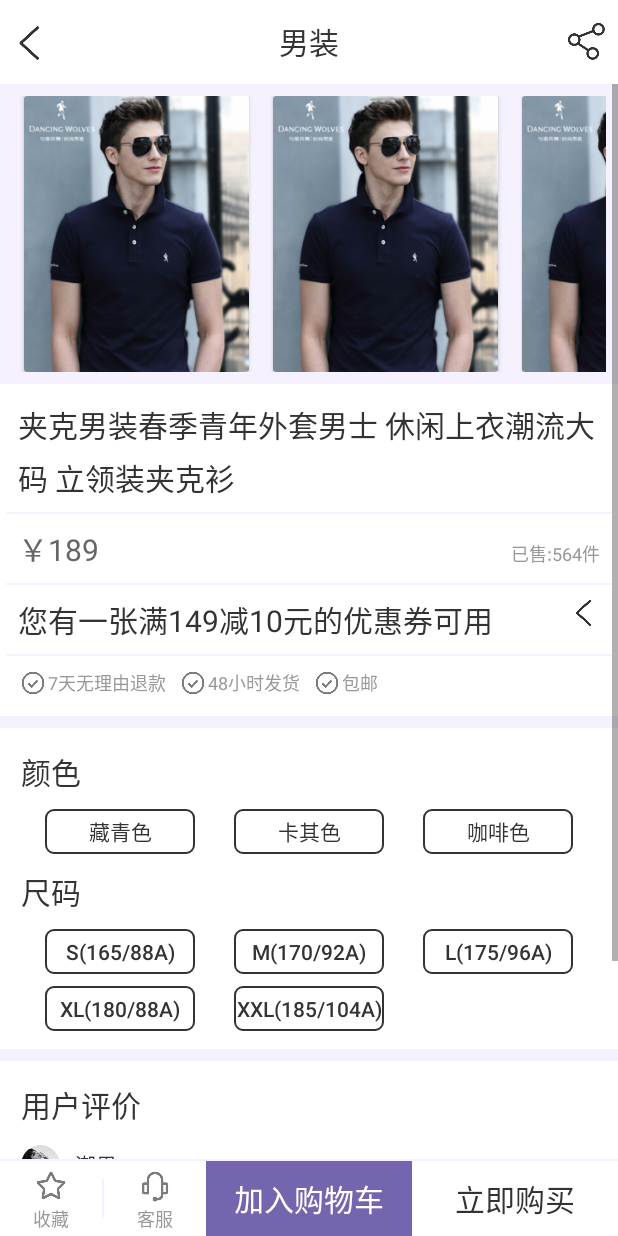
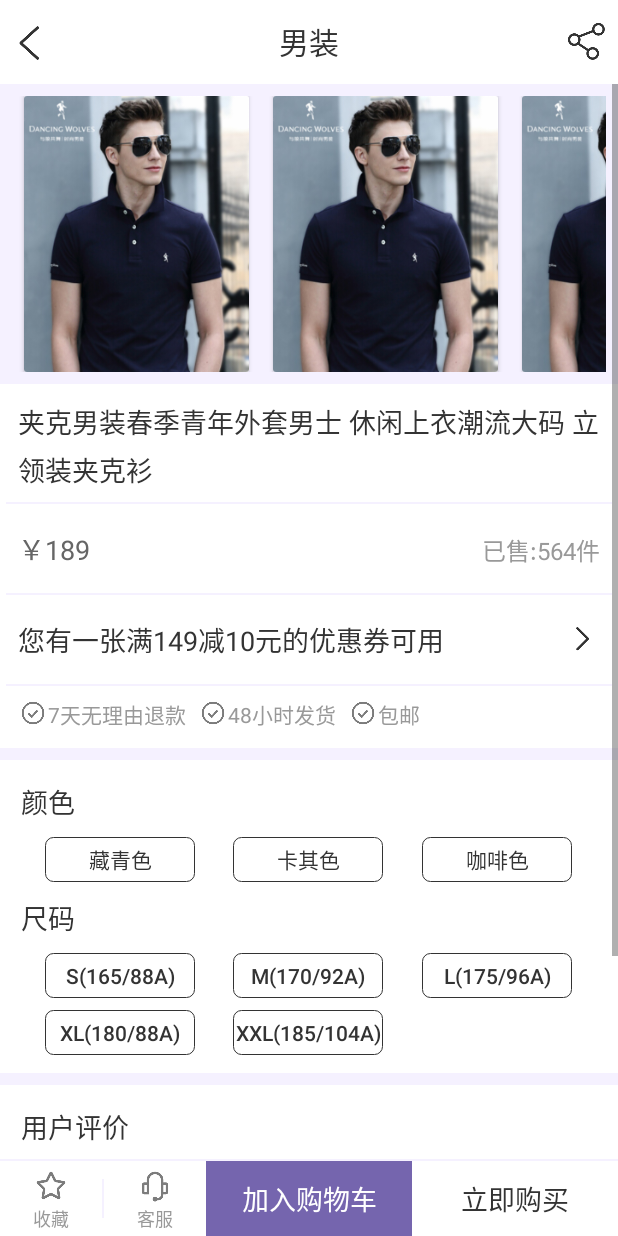
Before and after one commit to gorrywang/Yougo, an Android app: the MoneyActivity screen opened directly, with no data from a screen before it, on a phone screen of 412 x 824 dp. Run offline under Robolectric (Android 15) with nearby library versions, the phone set to English and light mode, and no system bars; our stand-ins replace CircleImageView.

Commit message:
详情页面修复完成

```diff
--- a/app/src/main/res/drawable/yuan1.xml
+++ b/app/src/main/res/drawable/yuan1.xml
@@ -2,7 +2,7 @@
 <!--圆角，灰边灰底-->
 <shape xmlns:android="http://schemas.android.com/apk/res/android">
 
-    <stroke android:width="1dp" />
+    <stroke android:width="0.5dp" />
     <stroke android:color="@color/important_title" />
     <solid android:color="#00FFFFFF" />
     <corners android:radius="5dp" />
--- a/app/src/main/res/layout/activity_money.xml
+++ b/app/src/main/res/layout/activity_money.xml
@@ -70,7 +70,7 @@
                     android:padding="8dp"
                     android:text="夹克男装春季青年外套男士 休闲上衣潮流大码 立领装夹克衫"
                     android:textColor="@color/important_title"
-                    android:textSize="@dimen/wz_20" />
+                    android:textSize="@dimen/wz_18" />
 
                 <View
                     android:layout_width="match_parent"
@@ -81,7 +81,10 @@
                     android:layout_width="match_parent"
                     android:layout_height="wrap_content"
                     android:orientation="horizontal"
-                    android:padding="8dp">
+                    android:paddingTop="16dp"
+                    android:paddingBottom="16dp"
+                    android:paddingRight="8dp"
+                    android:paddingLeft="8dp">
 
                     <TextView
                         android:id="@+id/textView2"
@@ -91,7 +94,7 @@
                         android:lineSpacingExtra="5dp"
                         android:text="￥189"
                         android:textColor="@color/sec_title"
-                        android:textSize="@dimen/wz_20" />
+                        android:textSize="@dimen/wz_18" />
 
                     <TextView
                         android:layout_width="wrap_content"
@@ -99,7 +102,7 @@
                         android:lineSpacingExtra="5dp"
                         android:text="已售:564件"
                         android:textColor="@color/tip_font"
-                        android:textSize="12sp" />
+                        android:textSize="@dimen/wz_16" />
                 </LinearLayout>
 
                 <View
@@ -111,21 +114,26 @@
                     android:layout_width="match_parent"
                     android:layout_height="wrap_content"
                     android:orientation="horizontal"
-                    android:padding="8dp">
+                    android:gravity="center_vertical"
+                    android:paddingTop="16dp"
+                    android:paddingBottom="16dp"
+                    android:paddingRight="8dp"
+                    android:paddingLeft="8dp">
 
                     <TextView
+                        android:id="@+id/textView5"
                         android:layout_width="0dp"
                         android:layout_height="wrap_content"
                         android:layout_weight="1"
                         android:lineSpacingExtra="5dp"
                         android:text="您有一张满149减10元的优惠券可用"
                         android:textColor="@color/important_title"
-                        android:textSize="@dimen/wz_20" />
+                        android:textSize="@dimen/wz_18" />
 
                     <ImageView
-                        android:layout_width="20dp"
-                        android:layout_height="20dp"
-                        android:src="@drawable/back" />
+                        android:layout_width="25dp"
+                        android:layout_height="25dp"
+                        android:src="@drawable/right" />
                 </LinearLayout>
 
                 <View
@@ -137,7 +145,10 @@
                     android:layout_width="match_parent"
                     android:layout_height="wrap_content"
                     android:orientation="horizontal"
-                    android:padding="8dp">
+                    android:paddingTop="8dp"
+                    android:paddingBottom="8dp"
+                    android:paddingRight="8dp"
+                    android:paddingLeft="8dp">
 
                     <ImageView
                         android:layout_width="20dp"
@@ -150,7 +161,7 @@
                         android:layout_gravity="center_vertical"
                         android:text="7天无理由退款"
                         android:textColor="@color/tip_font"
-                        android:textSize="12sp" />
+                        android:textSize="@dimen/wz_14" />
 
                     <ImageView
                         android:layout_width="20dp"
@@ -164,7 +175,7 @@
                         android:layout_gravity="center_vertical"
                         android:text="48小时发货"
                         android:textColor="@color/tip_font"
-                        android:textSize="12sp" />
+                        android:textSize="@dimen/wz_14" />
 
                     <ImageView
                         android:layout_width="20dp"
@@ -178,7 +189,7 @@
                         android:layout_gravity="center_vertical"
                         android:text="包邮"
                         android:textColor="@color/tip_font"
-                        android:textSize="12sp" />
+                        android:textSize="@dimen/wz_14" />
                 </LinearLayout>
             </LinearLayout>
 
@@ -200,7 +211,7 @@
                     android:padding="10dp"
                     android:text="颜色"
                     android:textColor="@color/important_title"
-                    android:textSize="@dimen/wz_20" />
+                    android:textSize="@dimen/wz_18" />
 
                 <LinearLayout
                     android:layout_width="match_parent"
@@ -211,7 +222,7 @@
                     <View
                         android:layout_width="0dp"
                         android:layout_height="1dp"
-                        android:layout_weight="1" />
+                        android:layout_weight="0.8" />
 
                     <Button
                         android:layout_width="100dp"
@@ -225,7 +236,7 @@
                     <View
                         android:layout_width="0dp"
                         android:layout_height="1dp"
-                        android:layout_weight="1" />
+                        android:layout_weight="0.8" />
 
                     <Button
                         android:layout_width="100dp"
@@ -239,7 +250,7 @@
                     <View
                         android:layout_width="0dp"
                         android:layout_height="1dp"
-                        android:layout_weight="1" />
+                        android:layout_weight="0.8" />
 
                     <Button
                         android:layout_width="100dp"
@@ -253,7 +264,7 @@
                     <View
                         android:layout_width="0dp"
                         android:layout_height="1dp"
-                        android:layout_weight="1" />
+                        android:layout_weight="0.8" />
 
                 </LinearLayout>
 
@@ -263,7 +274,7 @@
                     android:padding="10dp"
                     android:text="尺码"
                     android:textColor="@color/important_title"
-                    android:textSize="@dimen/wz_20" />
+                    android:textSize="@dimen/wz_18" />
 
                 <LinearLayout
                     android:layout_width="match_parent"
@@ -274,7 +285,7 @@
                     <View
                         android:layout_width="0dp"
                         android:layout_height="1dp"
-                        android:layout_weight="1" />
+                        android:layout_weight="0.8" />
 
                     <Button
                         android:layout_width="100dp"
@@ -288,7 +299,7 @@
                     <View
                         android:layout_width="0dp"
                         android:layout_height="1dp"
-                        android:layout_weight="1" />
+                        android:layout_weight="0.8" />
 
                     <Button
                         android:layout_width="100dp"
@@ -302,7 +313,7 @@
                     <View
                         android:layout_width="0dp"
                         android:layout_height="1dp"
-                        android:layout_weight="1" />
+                        android:layout_weight="0.8" />
 
                     <Button
                         android:layout_width="100dp"
@@ -316,7 +327,7 @@
                     <View
                         android:layout_width="0dp"
                         android:layout_height="1dp"
-                        android:layout_weight="1" />
+                        android:layout_weight="0.8" />
 
                 </LinearLayout>
 
@@ -331,7 +342,7 @@
                     <View
                         android:layout_width="0dp"
                         android:layout_height="1dp"
-                        android:layout_weight="1" />
+                        android:layout_weight="0.8" />
 
                     <Button
                         android:layout_width="100dp"
@@ -345,7 +356,7 @@
                     <View
                         android:layout_width="0dp"
                         android:layout_height="1dp"
-                        android:layout_weight="1" />
+                        android:layout_weight="0.8" />
 
                     <Button
                         android:layout_width="100dp"
@@ -359,7 +370,7 @@
                     <View
                         android:layout_width="0dp"
                         android:layout_height="1dp"
-                        android:layout_weight="1" />
+                        android:layout_weight="0.8" />
 
                     <Button
                         android:layout_width="100dp"
@@ -374,7 +385,7 @@
                     <View
                         android:layout_width="0dp"
                         android:layout_height="1dp"
-                        android:layout_weight="1" />
+                        android:layout_weight="0.8" />
 
                 </LinearLayout>
 
@@ -398,7 +409,7 @@
                     android:padding="10dp"
                     android:text="用户评价"
                     android:textColor="@color/important_title"
-                    android:textSize="@dimen/wz_20" />
+                    android:textSize="@dimen/wz_18" />
 
                 <LinearLayout
                     android:layout_width="match_parent"
@@ -433,7 +444,7 @@
                     android:padding="10dp"
                     android:text="还不错挺好的很喜欢****"
                     android:textColor="@color/important_title"
-                    android:textSize="@dimen/wz_20" />
+                    android:textSize="@dimen/wz_16" />
 
                 <LinearLayout
                     android:layout_width="match_parent"
@@ -476,7 +487,7 @@
                     android:padding="8dp"
                     android:text="查看全部评论(1236)"
                     android:textColor="@color/important_title"
-                    android:textSize="@dimen/wz_20" />
+                    android:textSize="@dimen/wz_18" />
             </LinearLayout>
 
             <View
@@ -557,7 +568,7 @@
             android:gravity="center"
             android:text="加入购物车"
             android:textColor="#ffffff"
-            android:textSize="@dimen/wz_20" />
+            android:textSize="@dimen/wz_18" />
 
         <TextView
             android:id="@+id/ac_money_text_pay"
@@ -568,7 +579,7 @@
             android:gravity="center"
             android:text="立即购买"
             android:textColor="@color/important_title"
-            android:textSize="@dimen/wz_20" />
+            android:textSize="@dimen/wz_18" />
 
     </LinearLayout>
 
```
Also changed, not shown: app/src/main/res/drawable-hdpi/right.png (added), app/src/main/res/drawable-mdpi/right.png (added), app/src/main/res/drawable-xhdpi/right.png (added), app/src/main/res/drawable-xxhdpi/right.png (added), app/src/main/res/drawable-xxxhdpi/right.png (added).
